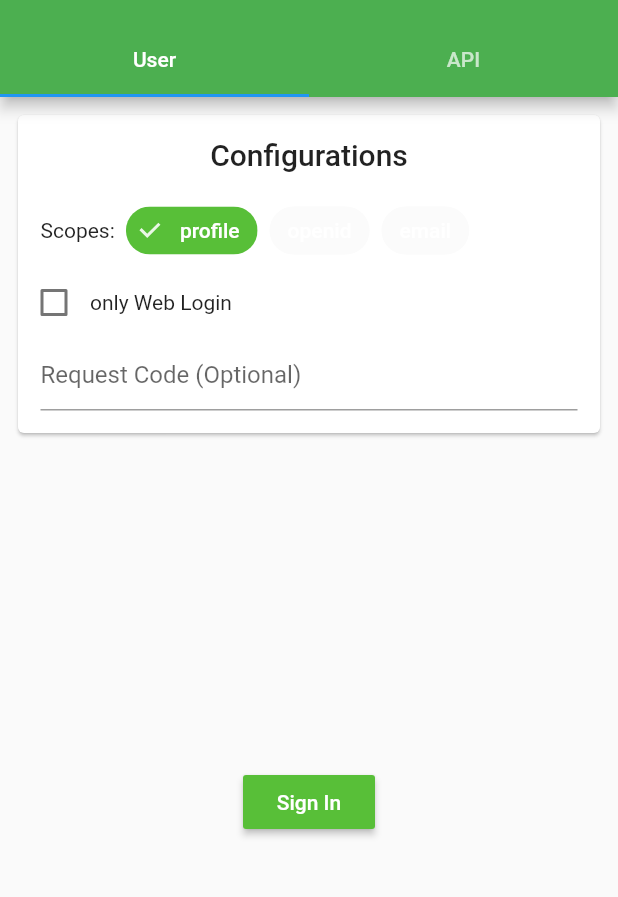
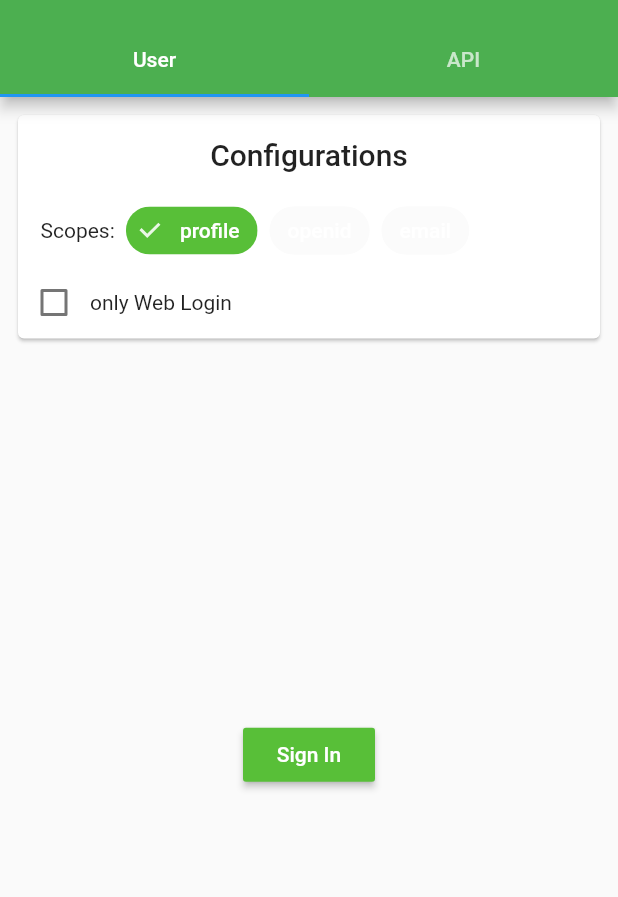
Before and after one commit to line/flutter_line_sdk, a Flutter app: the screen it shows after launch, after a tap on "Sign In", on a phone screen of 412 x 824 dp, the part 59-956 px from its top. Run offline on Flutter 3.47's test engine with Material 2 defaults, Android fonts, the phone set to English and light mode, and no system bars; statements that could not run were skipped.

Commit message:
address comments and remove unncessary sample code

```diff
--- a/example/lib/src/screen/home_page.dart
+++ b/example/lib/src/screen/home_page.dart
@@ -17,8 +17,6 @@ class _HomePageState extends State<HomePage>
   bool _isOnlyWebLogin = false;
 
   final Set<String> _selectedScopes = Set.from(["profile"]);
-
-  final _codeEditingController = TextEditingController();
 
   @override
   bool get wantKeepAlive => true;
@@ -77,12 +75,6 @@ class _HomePageState extends State<HomePage>
     }
   }
 
-  @override
-  void dispose() {
-    _codeEditingController.dispose();
-    super.dispose();
-  }
-
   Widget _configCard() {
     return Card(
         child: Column(children: <Widget>[
@@ -110,16 +102,6 @@ class _HomePageState extends State<HomePage>
               ),
               Text("only Web Login"),
             ],
-          ),
-          Padding(
-            padding: EdgeInsets.only(left: 15.0, bottom: 15.0, right: 15.0),
-            child: TextField(
-              controller: _codeEditingController,
-              keyboardType: TextInputType.number,
-              decoration: new InputDecoration(
-                  hintText: 'Request Code (Optional)'
-              ),
-            ),
           ),
         ]),
       );
@@ -156,8 +138,8 @@ class _HomePageState extends State<HomePage>
 
   void _signIn() async {
     try {
-      final requestCode = int.tryParse(_codeEditingController.text);
-      final loginOption = LoginOption(_isOnlyWebLogin, "normal", requestCode: requestCode);
+      /// requestCode is for Android platform only, use another unique value in your application.
+      final loginOption = LoginOption(_isOnlyWebLogin, "normal", requestCode: 8192);
       final result = await LineSDK.instance.login(
           scopes: _selectedScopes.toList(),
           option: loginOption);
--- a/lib/src/model/login_option.dart
+++ b/lib/src/model/login_option.dart
@@ -23,8 +23,8 @@ part of flutter_line_sdk;
 
 /// Options related to LINE login process.
 class LoginOption {
-  /// Default request code that LINE login activity will be called with.
-  static const int DEFAULT_CALLBACK_REQUEST_CODE = 8192;
+  /// Default request code that LINE login activity (in Android Platform) will be called with.
+  static const int DEFAULT_ACTIVITY_RESULT_REQUEST_CODE = 8192;
 
   /// Enable to use web authentication flow instead of LINE app-to-app authentication flow.
   ///
@@ -43,5 +43,5 @@ class LoginOption {
   int requestCode;
 
   LoginOption(this.onlyWebLogin, this.botPrompt,
-      {this.requestCode = DEFAULT_CALLBACK_REQUEST_CODE});
+      {this.requestCode = DEFAULT_ACTIVITY_RESULT_REQUEST_CODE});
 }
```
Also changed, not shown: 1 other file.
